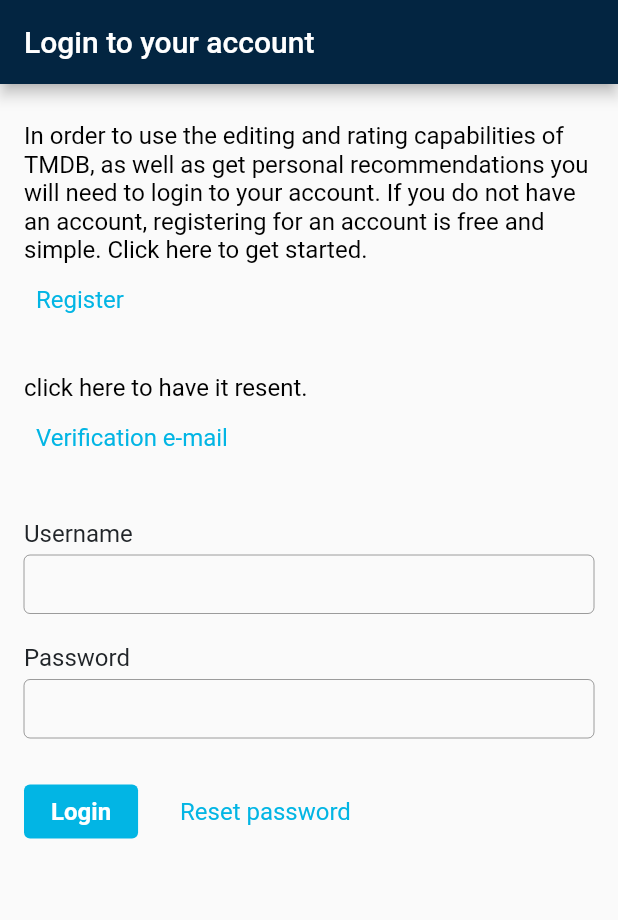
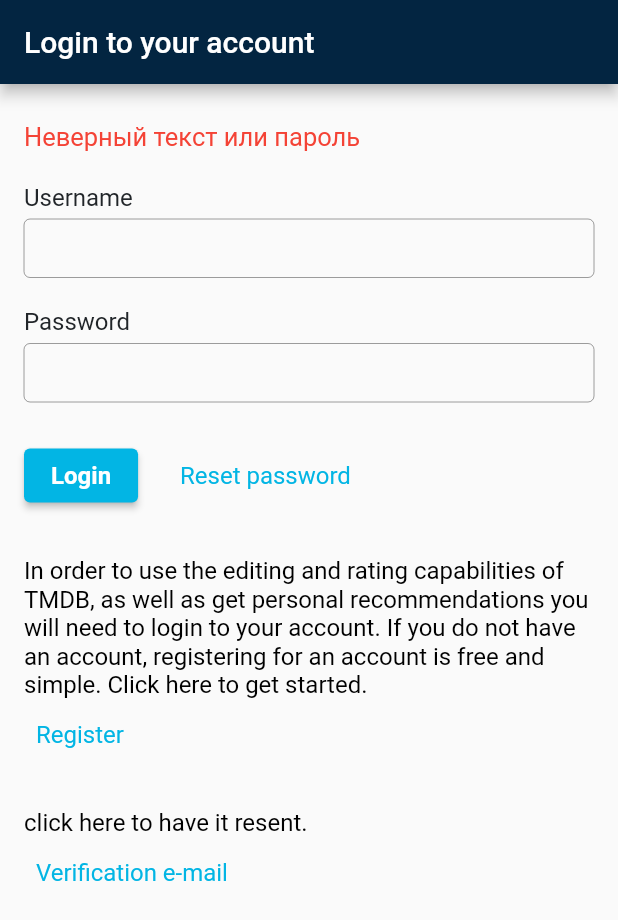
Before and after one commit to VladimirStorm/theMovieDB220531-less30-, a Flutter app: the screen it shows after launch, after a tap on "Login", on a phone screen of 412 x 824 dp. Shown: the top 920 px of the screen. Run offline on Flutter 3.47's test engine with Material 2 defaults, Android fonts, the phone set to English and light mode, and no system bars.

Commit message:
lesson30,lazyLoad,2022-06-04,auth & login

```diff
--- a/analysis_options.yaml
+++ b/analysis_options.yaml
@@ -13,4 +13,3 @@ linter:
     # prefer_single_quotes: true  # Uncomment to enable the `prefer_single_quotes` rule
     # use_key_in_widget_constructors
     - always_use_package_imports
-    - avoid_print
--- a/lib/theMovieDB.dart/widget_auth/auth_widget.dart
+++ b/lib/theMovieDB.dart/widget_auth/auth_widget.dart
@@ -14,9 +14,10 @@ class _AuthWidgetState extends State<AuthWidget> {
       appBar: AppBar(title: Text('Login to your account')),
       body: ListView(
         children: [
+          SizedBox(height: 25),
+          _FormWidget(),
+          SizedBox(height: 30),
           _HeaderWidget(),
-          SizedBox(height: 30),
-          _FormWidget(),
         ],
       ),
     );
@@ -37,7 +38,6 @@ class _HeaderWidget extends StatelessWidget {
       child: Column(
         crossAxisAlignment: CrossAxisAlignment.start,
         children: [
-          SizedBox(height: 25),
           Text(
               'In order to use the editing and rating capabilities of TMDB, as well as get personal recommendations you will need to login to your account. If you do not have an account, registering for an account is free and simple. Click here to get started.',
               style: textStyle1),
@@ -74,13 +74,18 @@ class __FormWidgetState extends State<_FormWidget> {
     final login1 = _loginTextController.text;
     final password1 = _passwordTextController.text;
 
-    //мини проверка на валидность
+    //мини проверка на валидность.
     if (login1 == 'admin' && password1 == 'admin') {
       errorText = null;
       print('open my App');
     } else {
       errorText = 'Неверный текст или пароль';
+      print('Show error');
     }
+    setState(() {
+      //не обяз-но заворачивать сюда всю логику данной ф-ии, можно
+      //добавить setState и позже.
+    });
   }
 
   void _resetPassword() {
@@ -102,15 +107,22 @@ class __FormWidgetState extends State<_FormWidget> {
       contentPadding: EdgeInsets.symmetric(vertical: 10, horizontal: 15),
       isCollapsed: true,
     );
-    final errorText = this.errorText;
+
+    final errorText = this.errorText; // ??? Зачем нужна эта строка?
+
     return Padding(
       padding: const EdgeInsets.symmetric(horizontal: 16),
       child: Column(crossAxisAlignment: CrossAxisAlignment.start, children: [
-        if (errorText != null)
+        if (errorText != null) ...[
           Text(
             errorText,
-            style: TextStyle(color: Colors.red, fontSize: 17);
+            style: TextStyle(color: Colors.red, fontSize: 17),
           ),
+          SizedBox(height: 21),
+        ],
+        /* добавим "..." (Spread operator) это означает, что, если erorrText не равен null, то надо добавить подмассив с двумя виджетами Text & SizedBox и остальные виджеты.
+          Тем самым мы добились, того что, при прав-м вводе полей, у нас исчезает SizedBox(height: 21), а при не правильном он появл-ся.
+         */
         Text(
           'Username',
           style: textStyle2,
@@ -134,7 +146,7 @@ class __FormWidgetState extends State<_FormWidget> {
         SizedBox(height: 25),
         Row(
           children: [
-            TextButton(
+            ElevatedButton(
               onPressed: _auth,
               style: ButtonStyle(
                 backgroundColor: MaterialStateProperty.all(color1),
```
